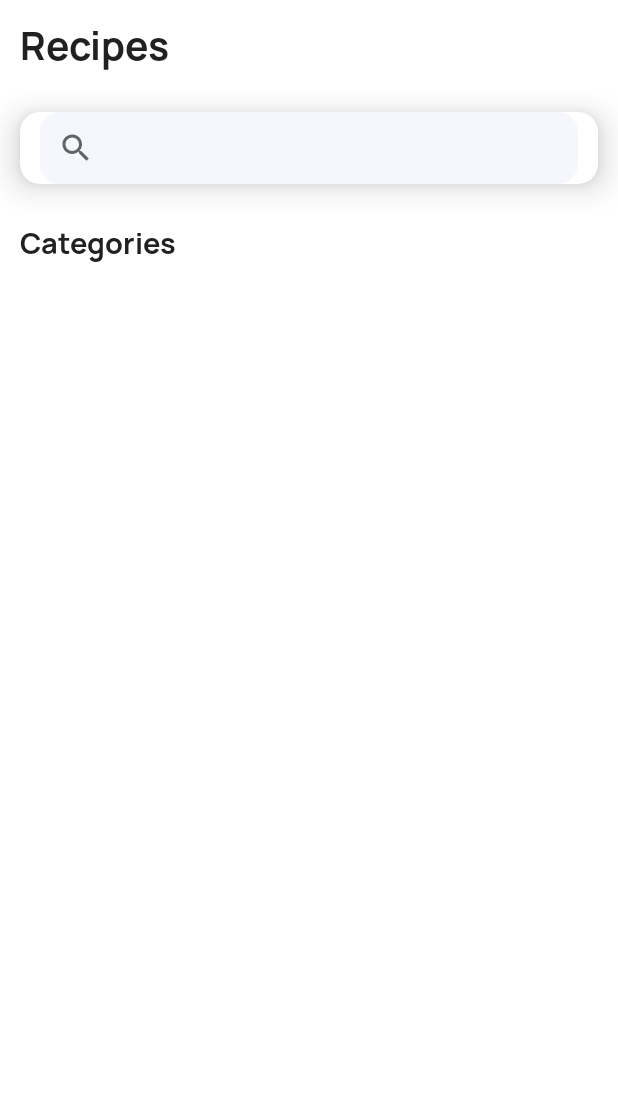
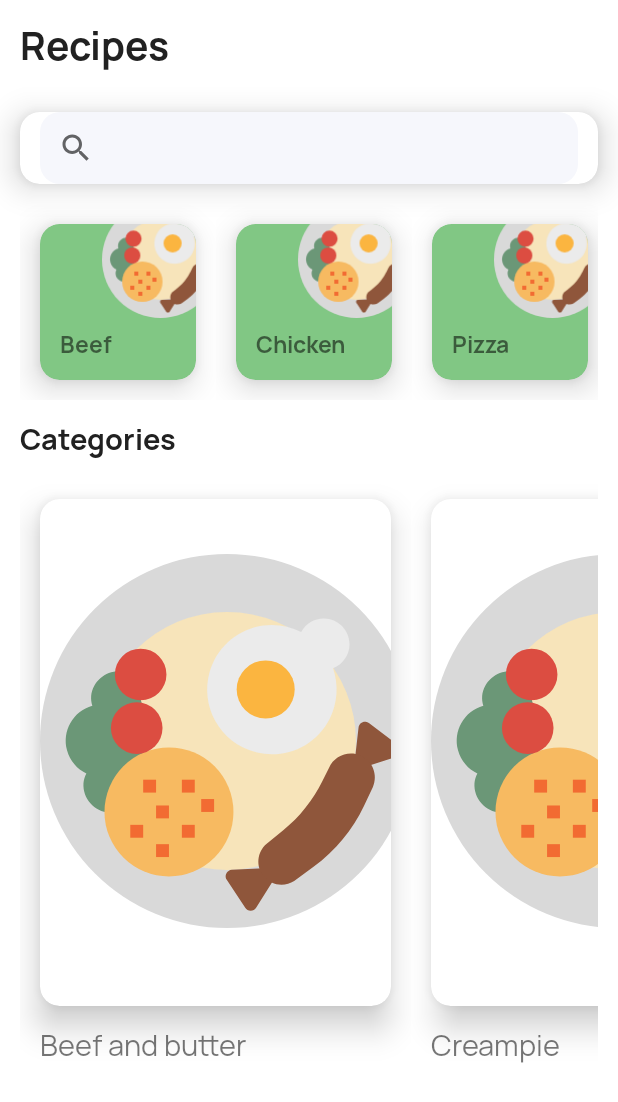
Before and after one commit to mtdagar/Cookbook, an Android app: the screen it shows after launch once a user with an empty profile is signed in (MainActivity), on a phone screen of 412 x 824 dp. Shown: the top 1102 px of the screen. Run offline under Robolectric (Android 15) with nearby library versions, the phone set to English and light mode, and no system bars; our stand-ins replace Firebase (no records; nobody signed in at launch, a user with empty details on screens opened directly), Room's generated code, sdp/ssp sizes.

Commit message:
idk how it works but it works

```diff
--- a/app/src/main/AndroidManifest.xml
+++ b/app/src/main/AndroidManifest.xml
@@ -14,16 +14,30 @@
         android:roundIcon="@mipmap/ic_launcher_round"
         android:supportsRtl="true"
         android:theme="@style/Theme.Cookbook">
-        <activity android:name=".LoginActivity"></activity>
-        <activity android:name=".SignupActivity" />
-        <activity android:name=".MainActivity" />
-        <activity android:name=".SplashActivity">
+
+        <!--splash screen -->
+        <activity android:name=".SplashActivity"
+            android:screenOrientation="locked">
             <intent-filter>
                 <action android:name="android.intent.action.MAIN" />
 
                 <category android:name="android.intent.category.LAUNCHER" />
             </intent-filter>
         </activity>
+
+
+        <activity android:name=".LoginActivity"
+            android:screenOrientation="locked"
+            />
+
+        <activity android:name=".SignupActivity"
+            android:screenOrientation="locked"
+            />
+
+        <activity android:name=".MainActivity"
+            android:screenOrientation="locked"
+            />
+
     </application>
 
 </manifest>
--- a/app/src/main/java/com/example/cookbook/MainActivity.kt
+++ b/app/src/main/java/com/example/cookbook/MainActivity.kt
@@ -3,7 +3,11 @@ package com.example.cookbook
 import android.content.Intent
 import androidx.appcompat.app.AppCompatActivity
 import android.os.Bundle
+import androidx.recyclerview.widget.LinearLayoutManager
+import com.example.cookbook.adapter.MainCategoryAdapter
+import com.example.cookbook.adapter.SubCategoryAdapter
 import com.example.cookbook.databinding.ActivityMainBinding
+import com.example.cookbook.entities.Recipes
 import com.google.firebase.auth.FirebaseAuth
 import com.google.firebase.database.*
 
@@ -17,6 +21,11 @@ class MainActivity : AppCompatActivity() {
 
     lateinit var username: String
     lateinit var email: String
+
+    var arrMainCategory = ArrayList<Recipes>()
+    var arrSubCategory = ArrayList<Recipes>()
+    var mainCategoryAdapter = MainCategoryAdapter()
+    var subCategoryAdapter = SubCategoryAdapter()
 
     override fun onCreate(savedInstanceState: Bundle?) {
         super.onCreate(savedInstanceState)
@@ -35,6 +44,29 @@ class MainActivity : AppCompatActivity() {
             finish()
         }
         */
+
+        //temp
+        arrMainCategory.add(Recipes(1, "Beef"))
+        arrMainCategory.add(Recipes(2, "Chicken"))
+        arrMainCategory.add(Recipes(3, "Pizza"))
+        arrMainCategory.add(Recipes(4, "Dessert"))
+
+        mainCategoryAdapter.setData(arrMainCategory)
+
+        //temp
+        arrSubCategory.add(Recipes(1, "Beef and butter"))
+        arrSubCategory.add(Recipes(2, "Creampie"))
+        arrSubCategory.add(Recipes(3, "Banana Shake"))
+        arrSubCategory.add(Recipes(4, "Meat loaf"))
+
+        subCategoryAdapter.setData(arrSubCategory)
+
+        binding.rvMainCategory.layoutManager = LinearLayoutManager(this, LinearLayoutManager.HORIZONTAL, false)
+        binding.rvMainCategory.adapter = mainCategoryAdapter
+
+        binding.rvSubCategory.layoutManager = LinearLayoutManager(this, LinearLayoutManager.HORIZONTAL, false)
+        binding.rvSubCategory.adapter = subCategoryAdapter
+
 
     }
 
--- /dev/null
+++ b/app/src/main/java/com/example/cookbook/adapter/MainCategoryAdapter.kt
@@ -0,0 +1,42 @@
+package com.example.cookbook.adapter
+
+import android.view.LayoutInflater
+import android.view.View
+import android.view.ViewGroup
+import android.widget.TextView
+import androidx.recyclerview.widget.RecyclerView
+import com.example.cookbook.R
+import com.example.cookbook.entities.Recipes
+
+class MainCategoryAdapter: RecyclerView.Adapter<MainCategoryAdapter.RecipeViewHolder>() {
+
+    var arrMainCategory = ArrayList<Recipes>()
+
+    class RecipeViewHolder(view:View): RecyclerView.ViewHolder(view){
+
+        val tv_dish_name: TextView
+
+        init {
+            // Define click listener for the ViewHolder's View.
+            tv_dish_name = view.findViewById(R.id.tv_dish_name)
+        }
+
+    }
+
+    fun setData(arrData : List<Recipes>){
+        arrMainCategory = arrData as ArrayList<Recipes>
+    }
+
+    override fun onCreateViewHolder(parent: ViewGroup, viewType: Int): RecipeViewHolder {
+        return RecipeViewHolder(LayoutInflater.from(parent.context).inflate(R.layout.item_rv_main_category, parent, false))
+    }
+
+    override fun getItemCount(): Int {
+        return arrMainCategory.size
+    }
+
+    override fun onBindViewHolder(holder: RecipeViewHolder, position: Int) {
+        holder.tv_dish_name.text = arrMainCategory[position].dishName
+    }
+
+}
--- /dev/null
+++ b/app/src/main/java/com/example/cookbook/adapter/SubCategoryAdapter.kt
@@ -0,0 +1,42 @@
+package com.example.cookbook.adapter
+
+import android.view.LayoutInflater
+import android.view.View
+import android.view.ViewGroup
+import android.widget.TextView
+import androidx.recyclerview.widget.RecyclerView
+import com.example.cookbook.R
+import com.example.cookbook.entities.Recipes
+
+class SubCategoryAdapter: RecyclerView.Adapter<SubCategoryAdapter.RecipeViewHolder>() {
+
+    var arrSubCategory = ArrayList<Recipes>()
+
+    class RecipeViewHolder(view:View): RecyclerView.ViewHolder(view){
+
+        val tv_dish_name: TextView
+
+        init {
+            // Define click listener for the ViewHolder's View.
+            tv_dish_name = view.findViewById(R.id.tv_dish_name)
+        }
+
+    }
+
+    fun setData(arrData : List<Recipes>){
+        arrSubCategory = arrData as ArrayList<Recipes>
+    }
+
+    override fun onCreateViewHolder(parent: ViewGroup, viewType: Int): RecipeViewHolder {
+        return RecipeViewHolder(LayoutInflater.from(parent.context).inflate(R.layout.item_rv_sub_category, parent, false))
+    }
+
+    override fun getItemCount(): Int {
+        return arrSubCategory.size
+    }
+
+    override fun onBindViewHolder(holder: RecipeViewHolder, position: Int) {
+        holder.tv_dish_name.text = arrSubCategory[position].dishName
+    }
+
+}
--- a/app/src/main/java/com/example/cookbook/entities/Recipes.kt
+++ b/app/src/main/java/com/example/cookbook/entities/Recipes.kt
@@ -1,5 +1,6 @@
 package com.example.cookbook.entities
 
+import androidx.room.ColumnInfo
 import androidx.room.Entity
 import androidx.room.PrimaryKey
 import java.io.Serializable
@@ -7,5 +8,8 @@ import java.io.Serializable
 @Entity(tableName = "Recipes")
 data class Recipes(
         @PrimaryKey(autoGenerate = true)
-        var id:Int
+        var id:Int,
+
+        @ColumnInfo(name = "dishName")
+        var dishName:String
 ) : Serializable
```
